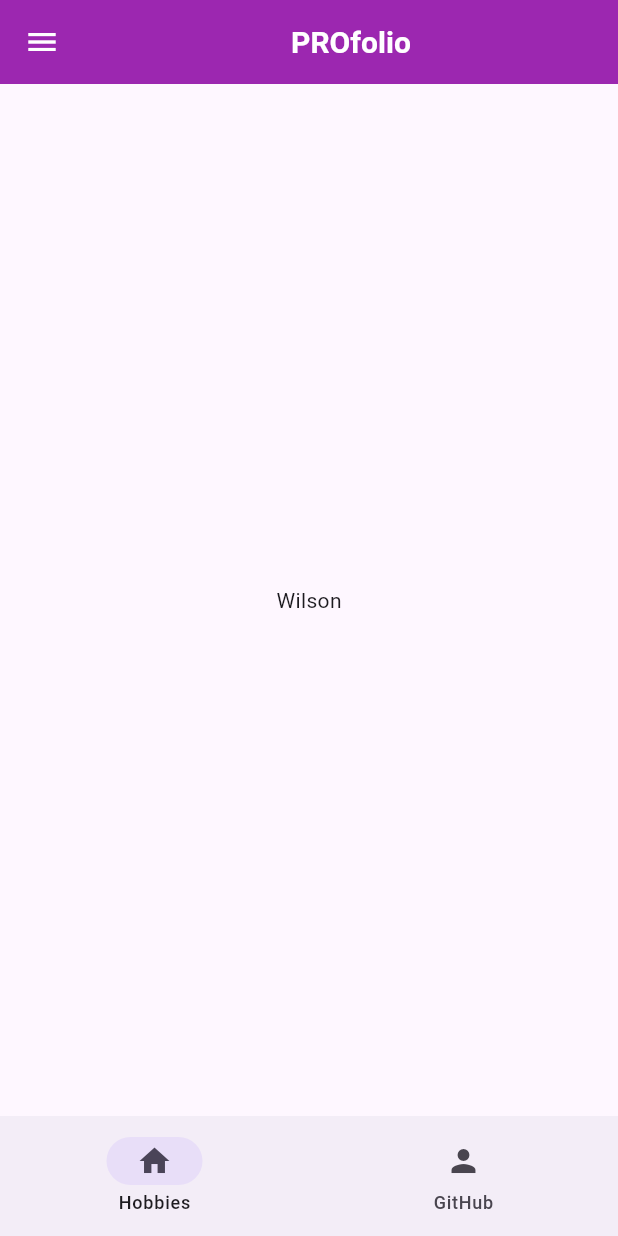
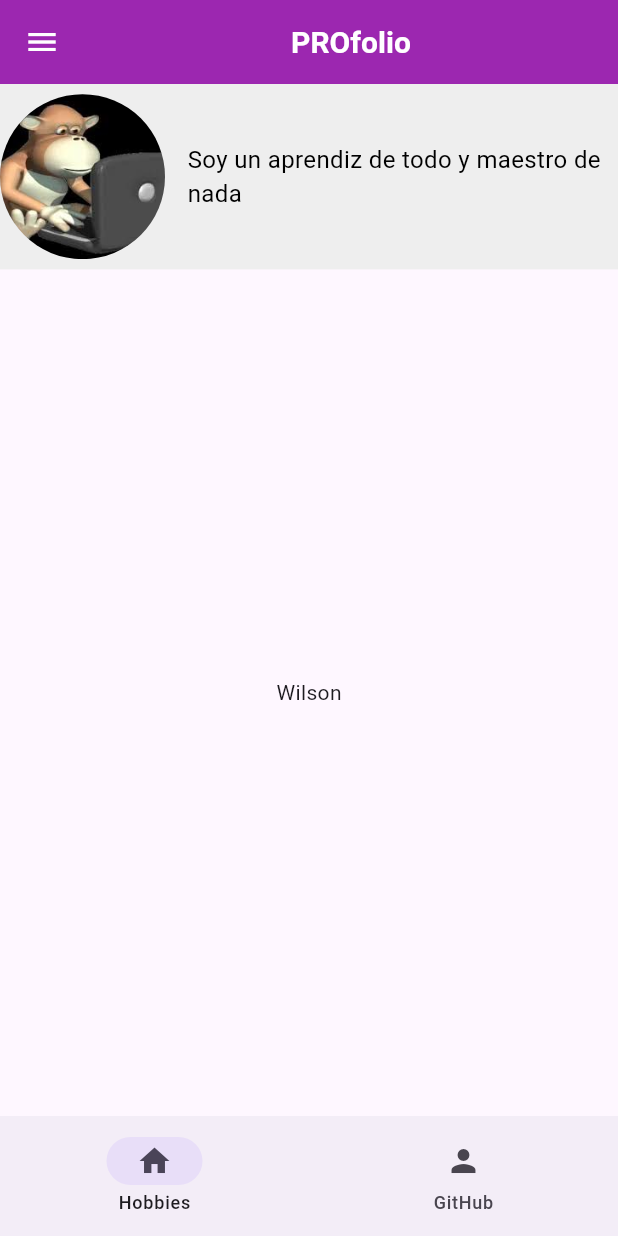
Before and after one commit to reiizamo/PGL-P2-MyPortfolio, a Flutter app: the PorfolioPage screen opened by its route, on a phone screen of 412 x 824 dp. Run offline on Flutter 3.47's test engine with Material 3 defaults, Android fonts, the light colour scheme and no system bars; our stand-ins replace go_router.

Commit message:
InfoBox added

```diff
--- a/lib/pages/porfolio_page.dart
+++ b/lib/pages/porfolio_page.dart
@@ -1,4 +1,5 @@
 import 'package:flutter/material.dart';
+import 'package:proyecto_canario/widgets/info_box.dart';
 
 class PorfolioPage extends StatefulWidget {
   const PorfolioPage({super.key});
@@ -20,6 +21,7 @@
   Widget build(BuildContext context) {
     return Column(
       children: [
+        InfoBox(index: _index),
         Expanded(child: _tabs[_index]),
         NavigationBar(
           selectedIndex: _index,
--- /dev/null
+++ b/lib/widgets/info_box.dart
@@ -0,0 +1,39 @@
+import 'package:flutter/material.dart';
+
+class InfoBox extends StatelessWidget {
+  final int index;
+  const InfoBox({super.key, required this.index});
+
+  @override
+  Widget build(BuildContext context) {
+    double height = MediaQuery.of(context).size.height;
+    double width = MediaQuery.of(context).size.width;
+
+    return Container(
+      height: height * 0.15,
+      width: width,
+      color: Colors.grey[200],
+      child: Row(
+        mainAxisAlignment: MainAxisAlignment.center,
+        children: [
+          ClipOval(
+            child: Image.asset(
+              index == 0 ? "assets/images/mono2.jpg" : "assets/images/mono.png",
+              width: 110,
+              height: 110,
+              fit: BoxFit.cover,
+            ),
+          ),
+          Container(width: 15),
+          Expanded(
+            child: Text(
+              "Soy un aprendiz de todo y maestro de nada",
+              textDirection: TextDirection.ltr,
+              style: TextStyle(fontSize: 16, color: Colors.black, decoration: TextDecoration.none),
+            ),
+          )
+        ],
+      ),
+    );
+  }
+}
--- a/pubspec.yaml
+++ b/pubspec.yaml
@@ -22,3 +22,5 @@
   uses-material-design: true
   assets:
     - assets/images/Background_App.png
+    - assets/images/mono.png
+    - assets/images/mono2.jpg
```
